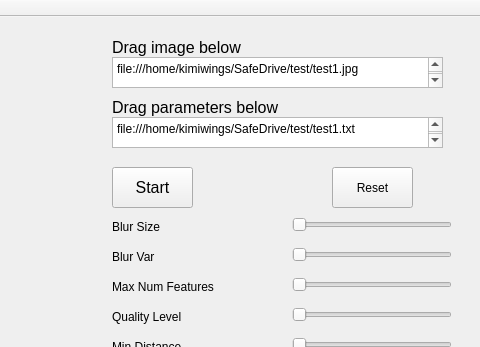
Before: the Qt Designer form mainwindow.ui in jiawei-mo/SafeDrive, drawn with Qt 5; both pictures show x 578 to 1058 and y 0 to 347 of the 1058 by 737 pixel window.
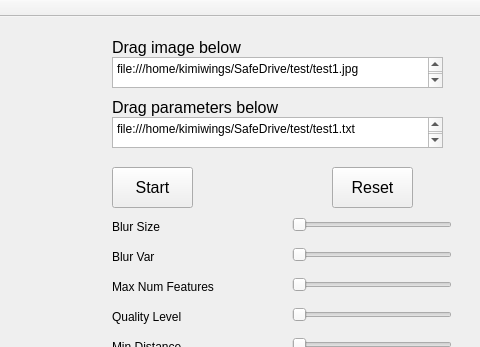
After: the same form once the commit is applied.

Commit message: ui change and relative match thres

Diff of the .ui file:
```diff
--- a/mainwindow.ui
+++ b/mainwindow.ui
@@ -267,6 +267,11 @@
       <height>41</height>
      </rect>
     </property>
+    <property name="font">
+     <font>
+      <pointsize>12</pointsize>
+     </font>
+    </property>
     <property name="text">
      <string>Reset</string>
     </property>
```
Left out of the diff: 6 changed lines with no effect on the pictures. The commit also changes 2 other files.
